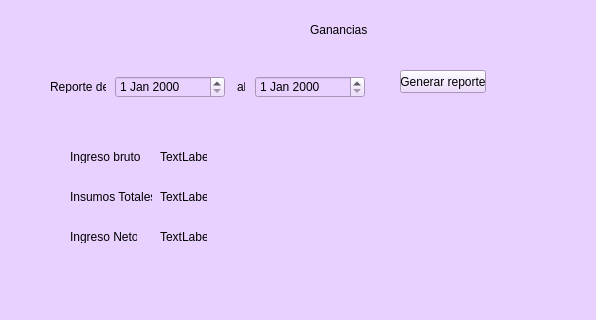
The window that ganancias.ui (operador1/consultor_en_ti) describes before a commit, drawn with Qt 5; both pictures show x 0 to 596 and y 0 to 320 of the 781 by 480 pixel window.
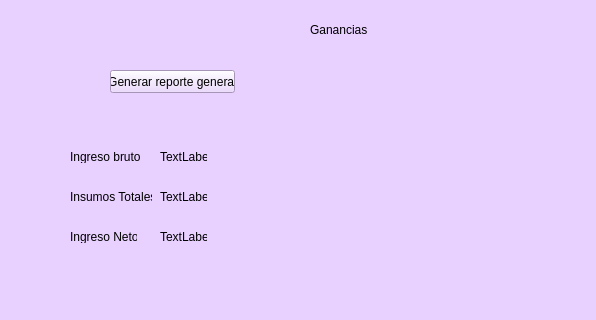
The same window after the commit.

Patch:
```diff
--- a/ganancias.ui
+++ b/ganancias.ui
@@ -35,52 +35,6 @@
      <string>Ganancias</string>
     </property>
    </widget>
-   <widget class="QDateEdit" name="dateEdit">
-    <property name="geometry">
-     <rect>
-      <x>115</x>
-      <y>76</y>
-      <width>110</width>
-      <height>22</height>
-     </rect>
-    </property>
-   </widget>
-   <widget class="QDateEdit" name="dateEdit_2">
-    <property name="geometry">
-     <rect>
-      <x>255</x>
-      <y>76</y>
-      <width>110</width>
-      <height>22</height>
-     </rect>
-    </property>
-   </widget>
-   <widget class="QLabel" name="label_2">
-    <property name="geometry">
-     <rect>
-      <x>50</x>
-      <y>80</y>
-      <width>56</width>
-      <height>13</height>
-     </rect>
-    </property>
-    <property name="text">
-     <string>Reporte del</string>
-    </property>
-   </widget>
-   <widget class="QLabel" name="label_3">
-    <property name="geometry">
-     <rect>
-      <x>237</x>
-      <y>80</y>
-      <width>8</width>
-      <height>13</height>
-     </rect>
-    </property>
-    <property name="text">
-     <string>al</string>
-    </property>
-   </widget>
    <widget class="QLabel" name="label_4">
     <property name="geometry">
      <rect>
@@ -162,14 +116,14 @@
    <widget class="QPushButton" name="pushButton">
     <property name="geometry">
      <rect>
-      <x>400</x>
+      <x>110</x>
       <y>70</y>
-      <width>86</width>
+      <width>125</width>
       <height>23</height>
      </rect>
     </property>
     <property name="text">
-     <string>Generar reporte</string>
+     <string>Generar reporte general</string>
     </property>
    </widget>
   </widget>
```
